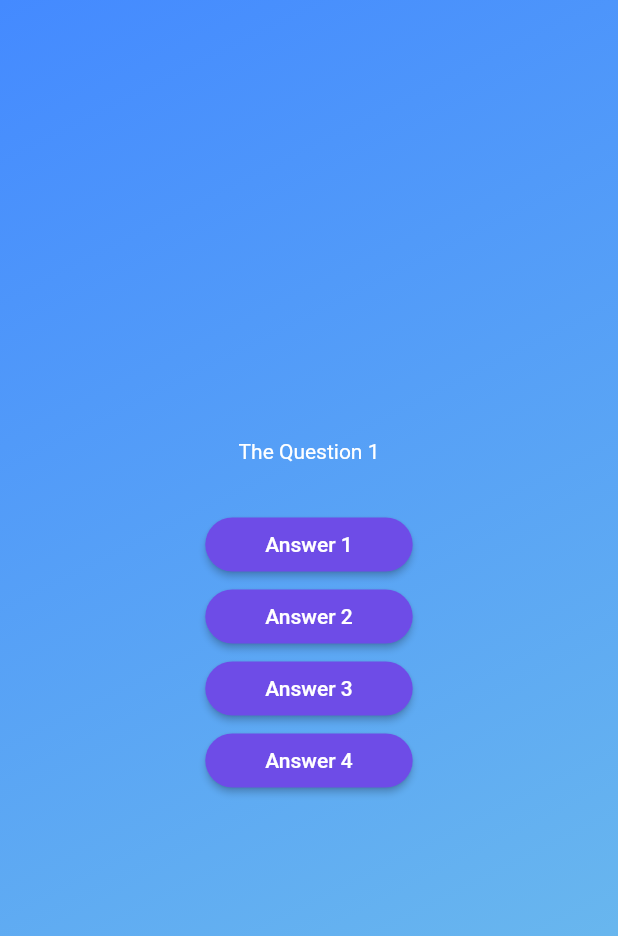
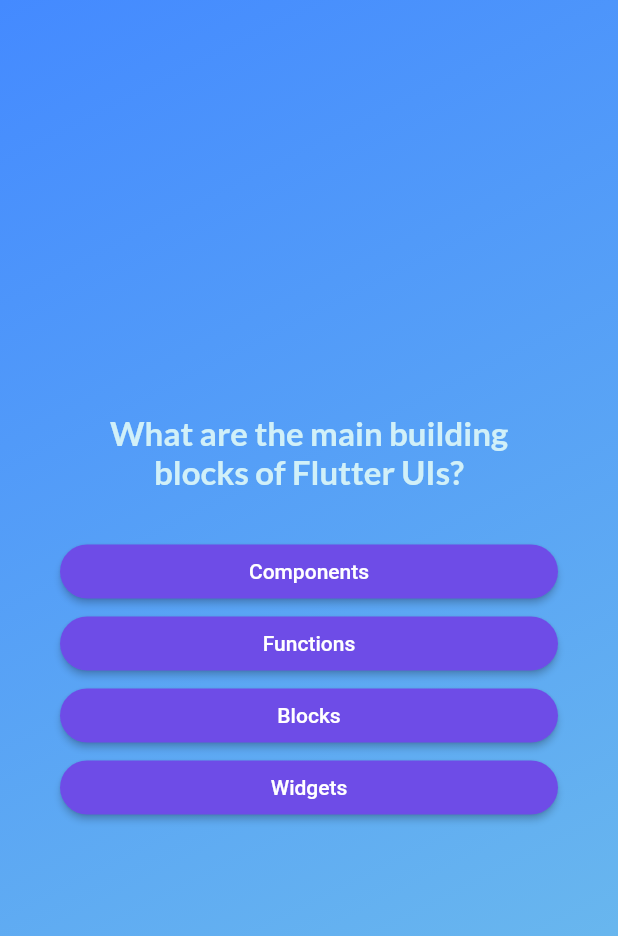
Before and after one commit to DineshSD432/SDQuizApp, a Flutter app: the screen it shows after launch, after a tap on "Press Button", on a phone screen of 412 x 824 dp. Shown: the top 936 px of the screen. Run offline on Flutter 3.47's test engine with Material 2 defaults, Android fonts, the phone set to English and light mode, and no system bars; our stand-ins replace google_fonts.

```diff
--- a/lib/answer_button.dart
+++ b/lib/answer_button.dart
@@ -22,7 +22,10 @@ class AnswerButton extends StatelessWidget {
           borderRadius: BorderRadius.circular(40),
         ),
       ),
-      child: Text(answerText),
+      child: Text(
+        answerText,
+        textAlign: TextAlign.center,
+      ),
     );
   }
 }
--- a/lib/models/quiz_questions.dart
+++ b/lib/models/quiz_questions.dart
@@ -3,4 +3,11 @@ class QuizQuestion {
 
   final String text;
   final List<String> answers;
+
+  List<String> getShuffledList() {
+    final shuffledList = List.of(answers);
+    shuffledList.shuffle();
+    //just reoredered so it worked with even final keyword
+    return shuffledList;
+  }
 }
--- a/lib/questions_screen.dart
+++ b/lib/questions_screen.dart
@@ -1,5 +1,7 @@
 import 'package:flutter/material.dart';
 import 'package:quiz_app/answer_button.dart';
+import 'package:quiz_app/data/questions.dart';
+import 'package:google_fonts/google_fonts.dart';
 
 class QuestionsScreen extends StatefulWidget {
   const QuestionsScreen({super.key});
@@ -11,41 +13,47 @@ class QuestionsScreen extends StatefulWidget {
 }
 
 class _QuestionScreen extends State<QuestionsScreen> {
-  void answered() {
-    print('Hello');
+  var currentQuestionIndex = 0;
+  void answerQuestion() {
+    setState(() {
+      if (currentQuestionIndex < 6) currentQuestionIndex++;
+    });
   }
 
   @override
   Widget build(context) {
+    final currentQuestion = questions[currentQuestionIndex];
+
     return SizedBox(
       width: double.infinity,
+      child: Container(
+        margin: const EdgeInsets.all(40),
         child: Column(
           mainAxisAlignment: MainAxisAlignment.center,
+          crossAxisAlignment: CrossAxisAlignment.stretch,
           children: [
-          const Text(
-            'The Question 1',
-            style: TextStyle(color: Colors.white),
+            Text(
+              textAlign: TextAlign.center,
+              currentQuestion.text,
+              style: GoogleFonts.lato(
+                color: Color.fromARGB(255, 209, 240, 248),
+                fontSize: 22,
+                fontWeight: FontWeight.bold,
+              ),
             ),
             const SizedBox(
               height: 30,
             ),
-          AnswerButton(
-            answerText: 'Answer 1',
-            onTap: answered,
+
+            ///spread operator -> to spread the list into the commo separated values
+            ...currentQuestion.getShuffledList().map((item) {
+              return AnswerButton(
+                answerText: item,
+                onTap: answerQuestion,
+              );
+            }),
+          ],
         ),
-          AnswerButton(
-            answerText: 'Answer 2',
-            onTap: answered,
-          ),
-          AnswerButton(
-            answerText: 'Answer 3',
-            onTap: answered,
-          ),
-          AnswerButton(
-            answerText: 'Answer 4',
-            onTap: answered,
-          ),
-        ],
       ),
     );
   }
--- a/lib/text_style_template.dart
+++ b/lib/text_style_template.dart
@@ -1,4 +1,5 @@
 import 'package:flutter/material.dart';
+import 'package:google_fonts/google_fonts.dart';
 
 class TextStyleTemplate extends StatelessWidget {
   const TextStyleTemplate(this.textInput, {super.key});
@@ -9,8 +10,8 @@ class TextStyleTemplate extends StatelessWidget {
   Widget build(context) {
     return Text(
       textInput,
-      style: const TextStyle(
-        color: Color.fromARGB(255, 199, 231, 231),
+      style: GoogleFonts.lato(
+        color: const Color.fromARGB(255, 199, 231, 231),
         fontSize: 18,
       ),
     );
--- a/pubspec.yaml
+++ b/pubspec.yaml
@@ -9,6 +9,7 @@ environment:
 dependencies:
   flutter:
     sdk: flutter
+  google_fonts: ^4.0.4
 
 dev_dependencies:
   flutter_test:
```
Also changed, not shown: pubspec.lock, 1 other file. Lines whose indentation alone changed are shown as unchanged.
